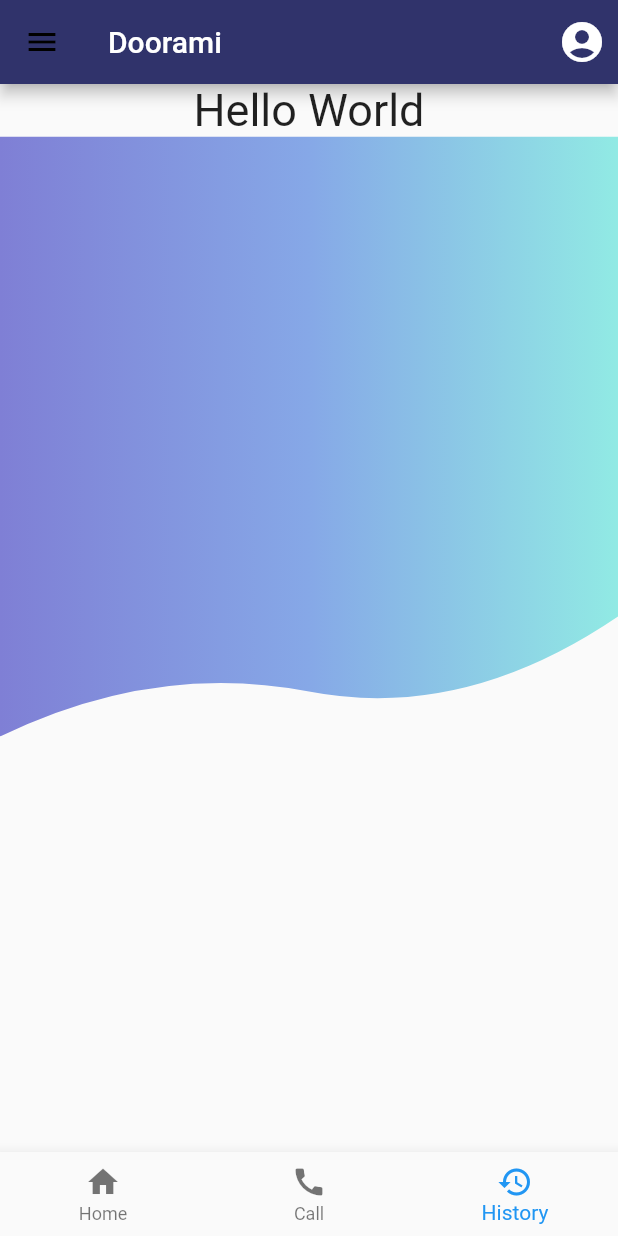
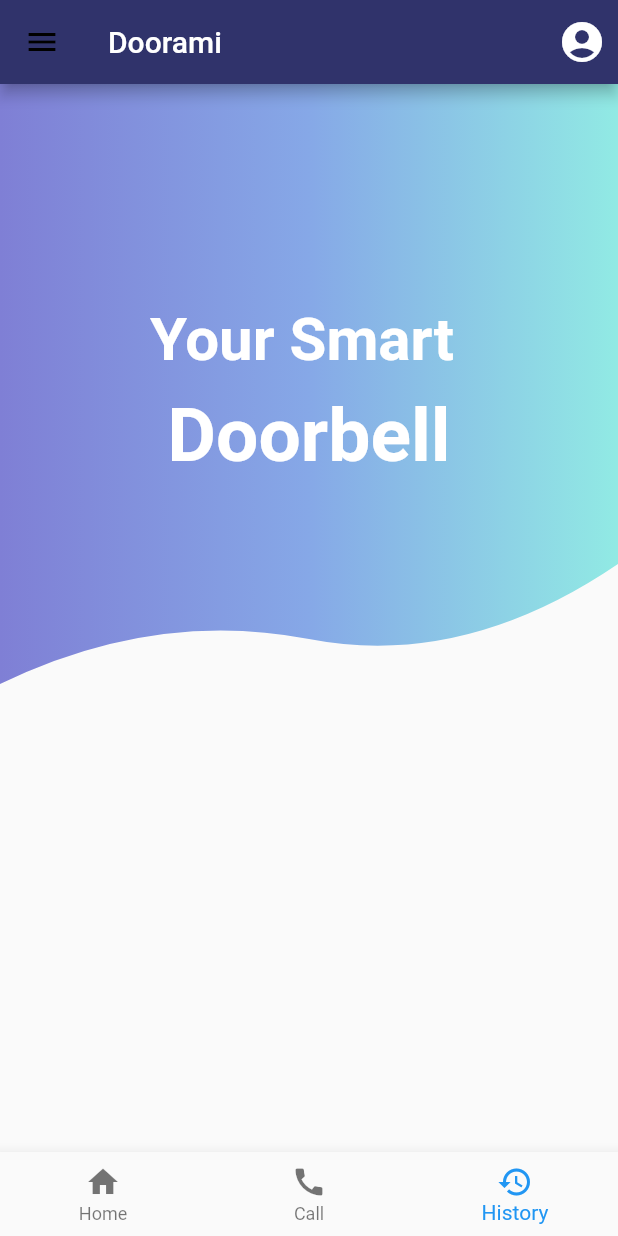
Before and after one commit to sjana289/Dooraemi, a Flutter app: the screen it shows after launch, on a phone screen of 412 x 824 dp. Run offline on Flutter 3.47's test engine with Material 2 defaults, Android fonts, the phone set to English and light mode, and no system bars.

Commit message:
Home UI Update

```diff
--- a/lib/screen/HomePage.dart
+++ b/lib/screen/HomePage.dart
@@ -61,9 +61,6 @@ class _HomePageState extends State<HomePage> {
       ),
       body: Column(
         children: <Widget>[
-          Container(
-            child: Text('Hello World', style: TextStyle(fontSize: 30.0),),
-          ),
           HomePageTopPart()
         ],
       ),
--- a/lib/screen/HomePageTopPart.dart
+++ b/lib/screen/HomePageTopPart.dart
@@ -23,7 +23,30 @@ class _HomePageTopPartState extends State<HomePageTopPart> {
                 colors: [firstColor, secondColor, thirdColor]
               )
             ),
-          )
+            child: Column(
+              mainAxisAlignment: MainAxisAlignment.center,
+              children: <Widget>[
+                Row(
+                  children: <Widget>[
+                    SizedBox(height: 70.0,width: 100.0,),
+                    Text('Your Smart', style: TextStyle(
+                      color: Colors.white,
+                        fontWeight: FontWeight.bold,
+                        fontSize: 40.0
+                      ),
+                    ),
+                  ],
+                ),
+
+                Text('Doorbell', style: TextStyle(
+                    color: Colors.white,
+                    fontWeight: FontWeight.bold,
+                    fontSize: 50.0
+                  ),
+                ),
+              ],
+            ),
+          ),
         )
       ],
     );
```
